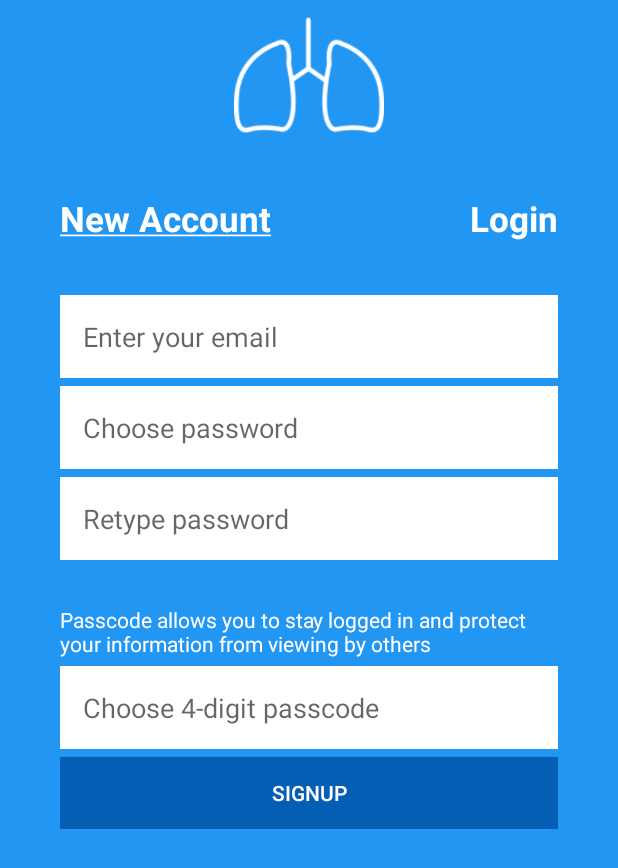
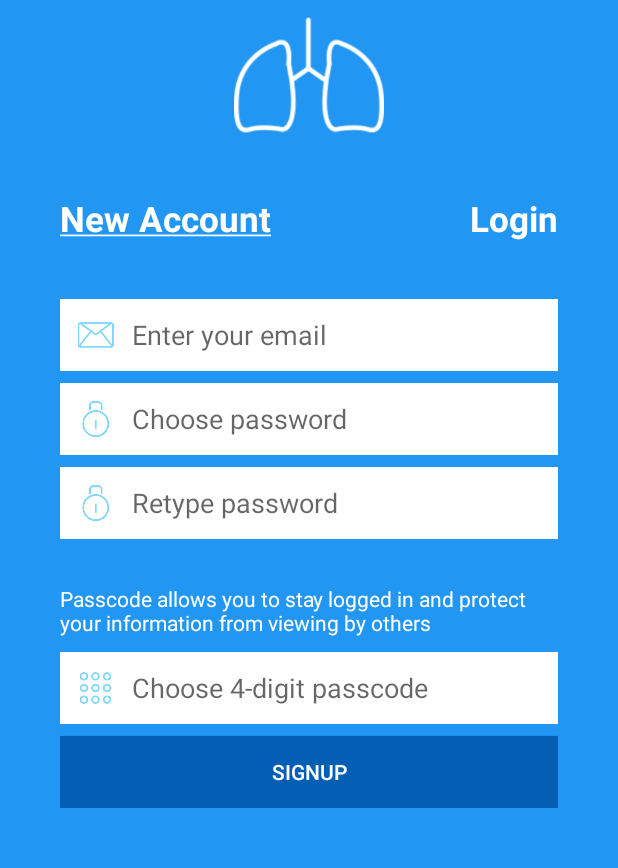
Before and after one commit to andreypetrov/CopdApp, an Android app: the HomeRegisterActivity screen opened directly, with no data from a screen before it, on a phone screen of 412 x 824 dp. Shown: the top 868 px of the screen. Run offline under Robolectric (Android 15) with nearby library versions, the phone set to English and light mode, and no system bars.

Commit message:
Added icons to login and register screens
-Added icons to login and register screens

```diff
--- a/app/src/main/res/layout/activity_home_register.xml
+++ b/app/src/main/res/layout/activity_home_register.xml
@@ -61,27 +61,27 @@
             android:layout_width="match_parent"
             android:layout_height="wrap_content"
             android:background="@color/white"
+            android:drawableLeft="@drawable/ic_email"
             android:hint="@string/enter_email"
-            android:padding="15dp"
-            android:layout_marginTop="5dp"/>
+            android:layout_marginTop="8dp"/>
 
         <EditText android:id="@+id/enterPassword"
             android:layout_width="match_parent"
             android:layout_height="wrap_content"
             android:background="@color/white"
+            android:drawableLeft="@drawable/ic_password"
             android:hint="@string/choose_password"
-            android:padding="15dp"
             android:inputType="textPassword"
-            android:layout_marginTop="5dp"/>
+            android:layout_marginTop="8dp"/>
 
         <EditText android:id="@+id/confirmPassword"
             android:layout_width="match_parent"
             android:layout_height="wrap_content"
             android:background="@color/white"
+            android:drawableLeft="@drawable/ic_password"
             android:hint="@string/confirm_password"
             android:inputType="textPassword"
-            android:padding="15dp"
-            android:layout_marginTop="5dp"/>
+            android:layout_marginTop="8dp"/>
 
         <TextView android:id="@+id/passcode_description"
             android:layout_width="match_parent"
@@ -95,9 +95,9 @@
             android:layout_width="match_parent"
             android:layout_height="wrap_content"
             android:background="@color/white"
+            android:drawableLeft="@drawable/ic_passcode"
             android:hint="@string/choose_passcode"
-            android:padding="15dp"
-            android:layout_marginTop="5dp"/>
+            android:layout_marginTop="10dp"/>
 
         <Button android:id="@+id/signup"
             android:layout_width="match_parent"
@@ -105,7 +105,7 @@
             android:text="@string/signup"
             android:textColor="@color/white"
             android:background="@color/navy"
-            android:layout_marginTop="5dp" />
+            android:layout_marginTop="8dp" />
 
     </LinearLayout>
 
```
Also changed, not shown: app/src/main/res/layout/activity_login.xml (+7 -7 lines).
